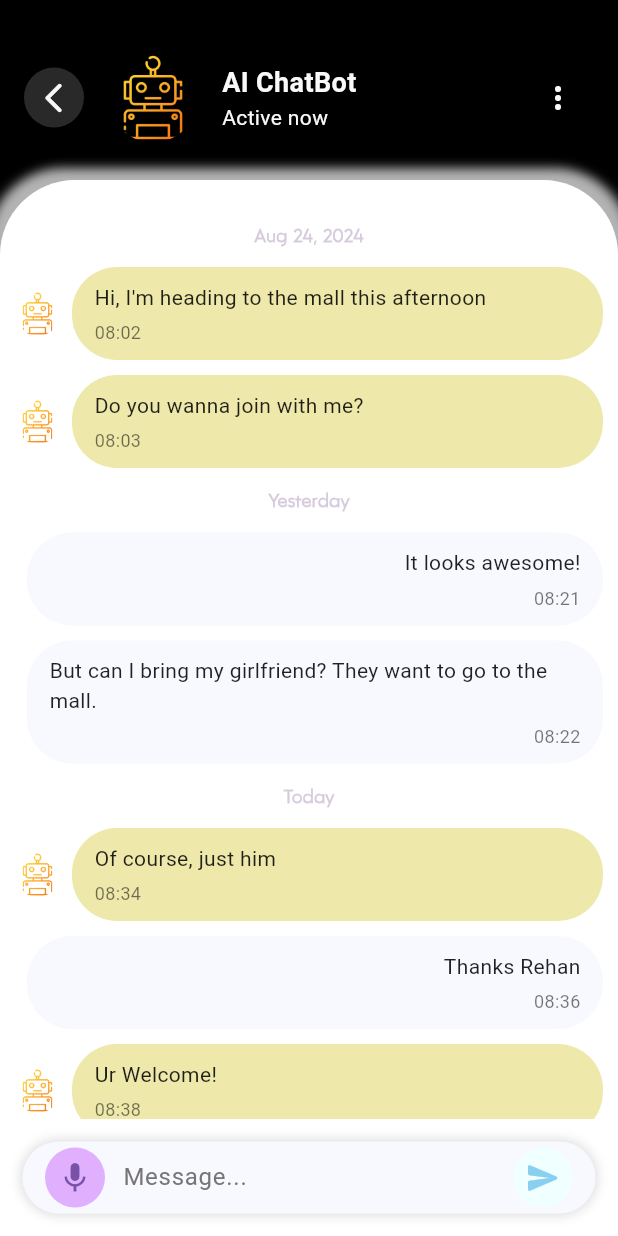
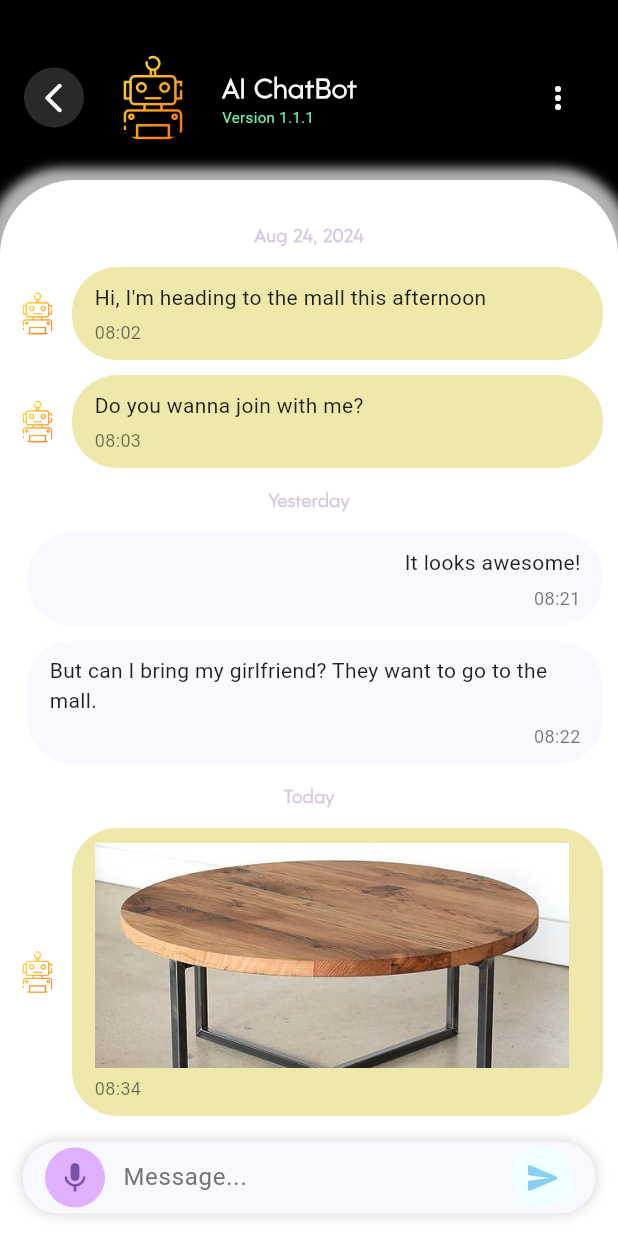
Before and after one commit to rupss14/slay, a Flutter app: the ChatPage screen opened directly, on a phone screen of 412 x 824 dp. Run offline on Flutter 3.47's test engine with Material 3 defaults, Android fonts, the light colour scheme and no system bars; our stand-ins replace animated_text_kit, flutter_slidable, fluttericon, image_picker; Roboto replaces fonts that are missing (OnboardingFont2).

Commit message:
initial commit

```diff
--- a/lib/main.dart
+++ b/lib/main.dart
@@ -4,6 +4,7 @@ import 'package:slay/screens/login_screen.dart';
 import 'package:slay/screens/my_bag_screen.dart';
 import 'package:slay/screens/register_screen.dart';
 import 'package:slay/screens/onboarding_screen.dart';
+import 'package:slay/screens/shipment_page.dart';
 import 'package:slay/screens/splash_screen.dart';
 
 void main(){
@@ -21,7 +22,7 @@ class MyApp extends StatelessWidget {
       theme: ThemeData(
         primaryColor:Color(0xFF4a790),
       ),
-      home: MyBagScreen(),
+      home: ChatPage(),
     );
   }
 }
--- a/lib/screens/chatbot_page.dart
+++ b/lib/screens/chatbot_page.dart
@@ -1,6 +1,7 @@
 import 'package:flutter/cupertino.dart';
 import 'package:flutter/material.dart';
 import 'package:intl/intl.dart';
+import 'dart:async';
 
 class ChatPage extends StatefulWidget {
   @override
@@ -13,46 +14,82 @@ class _ChatPageState extends State<ChatPage> {
     {
       "text": "Hi, I'm heading to the mall this afternoon",
       "isUser": false,
-      "date": DateFormat('yyyy-MM-dd').format(DateTime.now().subtract(Duration(days: 2))), // Date added
+      "date": DateFormat('yyyy-MM-dd').format(DateTime.now().subtract(Duration(days: 2))),
       "time": "08:02"
     },
     {
       "text": "Do you wanna join with me?",
       "isUser": false,
-      "date": DateFormat('yyyy-MM-dd').format(DateTime.now().subtract(Duration(days: 2))), // Date added
+      "date": DateFormat('yyyy-MM-dd').format(DateTime.now().subtract(Duration(days: 2))),
       "time": "08:03"
     },
     {
       "text": "It looks awesome!",
       "isUser": true,
-      "date": DateFormat('yyyy-MM-dd').format(DateTime.now().subtract(Duration(days: 1))), // Date added
+      "date": DateFormat('yyyy-MM-dd').format(DateTime.now().subtract(Duration(days: 1))),
       "time": "08:21"
     },
     {
       "text": "But can I bring my girlfriend? They want to go to the mall.",
       "isUser": true,
-      "date": DateFormat('yyyy-MM-dd').format(DateTime.now().subtract(Duration(days: 1))), // Date added
+      "date": DateFormat('yyyy-MM-dd').format(DateTime.now().subtract(Duration(days: 1))),
       "time": "08:22"
     },
     {
       "text": "Of course, just him",
       "isUser": false,
-      "date": DateFormat('yyyy-MM-dd').format(DateTime.now()), // Date added
-      "time": "08:34"
+      "date": DateFormat('yyyy-MM-dd').format(DateTime.now()),
+      "time": "08:34",
+      "images": [
+        'assets/images/my_bag_images/coffee_table.jpg',
+        'assets/images/my_bag_images/chair_image.jpg',
+        'assets/images/my_bag_images/shelf.jpg',
+        'assets/images/my_bag_images/shelf.jpg',
+        'assets/images/my_bag_images/shelf.jpg',
+        'assets/images/my_bag_images/shelf.jpg'
+      ]
     },
     {
       "text": "Thanks Rehan",
       "isUser": true,
-      "date": DateFormat('yyyy-MM-dd').format(DateTime.now()), // Date added
+      "date": DateFormat('yyyy-MM-dd').format(DateTime.now()),
       "time": "08:36"
     },
     {
       "text": "Ur Welcome!",
       "isUser": false,
-      "date": DateFormat('yyyy-MM-dd').format(DateTime.now()), // Date added
+      "date": DateFormat('yyyy-MM-dd').format(DateTime.now()),
       "time": "08:38"
     },
   ];
+
+  late PageController _pageController; // PageController for PageView
+  late Timer _timer; // Timer for automatic sliding
+
+  @override
+  void initState() {
+    super.initState();
+    _pageController = PageController();
+    _startAutoSlide();
+  }
+
+  @override
+  void dispose() {
+    _pageController.dispose();
+    _timer.cancel();
+    super.dispose();
+  }
+
+  void _startAutoSlide() {
+    _timer = Timer.periodic(Duration(seconds: 3), (Timer timer) {
+      if (_pageController.hasClients) {
+        _pageController.nextPage(
+          duration: Duration(milliseconds: 300),
+          curve: Curves.easeInOut,
+        );
+      }
+    });
+  }
 
   void _sendMessage() {
     if (_controller.text.trim().isNotEmpty) {
@@ -60,7 +97,7 @@ class _ChatPageState extends State<ChatPage> {
         _messages.add({
           "text": _controller.text,
           "isUser": true,
-          "date": DateFormat('yyyy-MM-dd').format(DateTime.now()), // Date added
+          "date": DateFormat('yyyy-MM-dd').format(DateTime.now()),
           "time": TimeOfDay.now().format(context)
         });
         _controller.clear();
@@ -68,7 +105,6 @@ class _ChatPageState extends State<ChatPage> {
     }
   }
 
-  // Helper function to format dates
   String _formatDate(String date) {
     final today = DateFormat('yyyy-MM-dd').format(DateTime.now());
     final yesterday = DateFormat('yyyy-MM-dd').format(DateTime.now().subtract(Duration(days: 1)));
@@ -80,6 +116,17 @@ class _ChatPageState extends State<ChatPage> {
     } else {
       return DateFormat('MMM d, yyyy').format(DateTime.parse(date));
     }
+  }
+
+  void _showImageDialog(String imagePath) {
+    showDialog(
+      context: context,
+      builder: (BuildContext context) {
+        return Dialog(
+          child: Image.asset(imagePath, fit: BoxFit.cover),
+        );
+      },
+    );
   }
 
   @override
@@ -112,10 +159,10 @@ class _ChatPageState extends State<ChatPage> {
                 ),
                 boxShadow: [
                   BoxShadow(
-                    color: Colors.white.withOpacity(0.7), // Glow color
+                    color: Colors.white.withOpacity(0.7),
                     spreadRadius: 8,
                     blurRadius: 5,
-                    offset: Offset(0, 0), // Adjust the offset for different effects
+                    offset: Offset(0, 0),
                   ),
                 ],
               ),
@@ -124,7 +171,7 @@ class _ChatPageState extends State<ChatPage> {
                   // Expanded chat list
                   Expanded(
                     child: ListView.builder(
-                      padding: EdgeInsets.only(top: 20, bottom: 70), // Adjust bottom padding to fit the smaller input box
+                      padding: EdgeInsets.only(top: 20, bottom: 70),
                       itemCount: groupedMessages.keys.length,
                       itemBuilder: (context, index) {
                         String date = groupedMessages.keys.elementAt(index);
@@ -137,7 +184,7 @@ class _ChatPageState extends State<ChatPage> {
                               padding: EdgeInsets.symmetric(vertical: 8, horizontal: 8),
                               child: Center(
                                 child: Text(
-                                  _formatDate(date), // Display formatted date
+                                  _formatDate(date),
                                   style: TextStyle(
                                     color: Color(0xFFD6CADD),
                                     fontFamily: 'OnboardingFont2',
@@ -151,15 +198,20 @@ class _ChatPageState extends State<ChatPage> {
                               bool isUserMessage = message['isUser'];
                               return Padding(
                                 padding: EdgeInsets.symmetric(vertical: 5, horizontal: 10),
-                                child: Row(
+                                child: Column(
+                                  crossAxisAlignment: isUserMessage
+                                      ? CrossAxisAlignment.end
+                                      : CrossAxisAlignment.start,
+                                  children: [
+                                    Row(
                                       mainAxisAlignment: isUserMessage
                                           ? MainAxisAlignment.end
                                           : MainAxisAlignment.start,
                                       children: [
                                         if (!isUserMessage) // Image for received messages
                                           Container(
-                                        width: 30, // Reduced width
-                                        height: 30, // Reduced height
+                                            width: 30,
+                                            height: 30,
                                             decoration: BoxDecoration(
                                               shape: BoxShape.circle,
                                               image: DecorationImage(
@@ -168,7 +220,7 @@ class _ChatPageState extends State<ChatPage> {
                                               ),
                                             ),
                                           ),
-                                    SizedBox(width: 8), // Spacing between image and message
+                                        SizedBox(width: 8),
                                         Expanded(
                                           child: Container(
                                             constraints: BoxConstraints(
@@ -177,8 +229,8 @@ class _ChatPageState extends State<ChatPage> {
                                             padding: EdgeInsets.symmetric(horizontal: 15, vertical: 10),
                                             decoration: BoxDecoration(
                                               color: isUserMessage
-                                              ? Color(0xFFf8f8ff) // Light color for user messages
-                                              : Color(0xFFeee8aa), // Light color for received messages
+                                                  ? Color(0xFFf8f8ff)
+                                                  : Color(0xFFeee8aa),
                                               borderRadius: BorderRadius.only(
                                                 topLeft: Radius.circular(30),
                                                 topRight: Radius.circular(30),
@@ -195,6 +247,29 @@ class _ChatPageState extends State<ChatPage> {
                                                   ? CrossAxisAlignment.end
                                                   : CrossAxisAlignment.start,
                                               children: [
+                                                if (message.containsKey('images')) // Check for image keys
+                                                  Container(
+                                                    height: 150, // Adjust the height of the image slider
+                                                    child: PageView.builder(
+                                                      controller: _pageController,
+                                                      scrollDirection: Axis.horizontal,
+                                                      itemCount: message['images'].length,
+                                                      itemBuilder: (context, imageIndex) {
+                                                        return Padding(
+                                                          padding: EdgeInsets.only(right: 8),
+                                                          child: GestureDetector(
+                                                            onTap: () => _showImageDialog(message['images'][imageIndex]),
+                                                            child: Image.asset(
+                                                              message['images'][imageIndex],
+                                                              width: MediaQuery.of(context).size.width, // Full width
+                                                              fit: BoxFit.cover,
+                                                            ),
+                                                          ),
+                                                        );
+                                                      },
+                                                    ),
+                                                  ),
+                                                if (!message.containsKey('images'))
                                                   Text(
                                                     message['text'],
                                                     style: TextStyle(color: Colors.black87),
@@ -218,6 +293,8 @@ class _ChatPageState extends State<ChatPage> {
                                         ),
                                       ],
                                     ),
+                                  ],
+                                ),
                               );
                             }).toList(),
                           ],
@@ -228,7 +305,7 @@ class _ChatPageState extends State<ChatPage> {
 
                   // Input Area at the Bottom
                   Padding(
-                    padding: EdgeInsets.symmetric(horizontal: 15, vertical: 15), // Reduced vertical padding
+                    padding: EdgeInsets.symmetric(horizontal: 15, vertical: 15),
                     child: Container(
                       padding: EdgeInsets.symmetric(horizontal: 15),
                       decoration: BoxDecoration(
@@ -245,13 +322,11 @@ class _ChatPageState extends State<ChatPage> {
                       child: Row(
                         children: [
                           CircleAvatar(
-                            radius: 20, // Reduced radius for a smaller button
-                            backgroundColor:  Color(0xFFE0B0FF),
+                            radius: 20,
+                            backgroundColor: Color(0xFFE0B0FF),
                             child: IconButton(
-                              icon: Icon(Icons.mic, color:Color(0xFF7851A9)),
-                              onPressed:(){
-
-                              }
+                              icon: Icon(Icons.mic, color: Color(0xFF7851A9)),
+                              onPressed: () {},
                             ),
                           ),
                           Expanded(
@@ -260,13 +335,13 @@ class _ChatPageState extends State<ChatPage> {
                               decoration: InputDecoration(
                                 hintText: 'Message...',
                                 border: InputBorder.none,
-                                contentPadding: EdgeInsets.symmetric(horizontal: 12, vertical: 8), // Reduced vertical padding
+                                contentPadding: EdgeInsets.symmetric(horizontal: 12, vertical: 8),
                                 hintStyle: TextStyle(color: Colors.grey[600]),
                               ),
                             ),
                           ),
                           CircleAvatar(
-                            radius: 20, // Reduced radius for a smaller button
+                            radius: 20,
                             backgroundColor: Color(0xFFF0FFFF),
                             child: IconButton(
                               icon: Icon(Icons.send_rounded, color: Color(0xFF89CFF0)),
@@ -286,18 +361,18 @@ class _ChatPageState extends State<ChatPage> {
             top: 0,
             left: 0,
             right: 0,
-            height: 100, // Adjust height to fit your header
+            height: 100,
             child: Container(
               color: Color(0xFF000000),
               padding: EdgeInsets.only(top: 30, left: 16, right: 16),
               child: Row(
                 children: [
                   Container(
-                    width: 40, // Width of the circle
-                    height: 40, // Height of the circle
+                    width: 40,
+                    height: 40,
                     decoration: BoxDecoration(
                       shape: BoxShape.circle,
-                      color: Color(0xFF292929), // Light background color for the circle
+                      color: Color(0xFF292929),
                     ),
                     child: IconButton(
                       icon: Icon(Icons.arrow_back_ios_rounded, color: Color(0xFFf9f9f9)),
@@ -306,10 +381,10 @@ class _ChatPageState extends State<ChatPage> {
                       },
                     ),
                   ),
-                  SizedBox(width: 16), // Adjusted space to shift content right
+                  SizedBox(width: 16),
                   Container(
-                    width: 60, // Adjust the width
-                    height: 60, // Adjust the height
+                    width: 60,
+                    height: 60,
                     decoration: BoxDecoration(
                       borderRadius: BorderRadius.circular(30),
                       image: DecorationImage(
@@ -318,7 +393,7 @@ class _ChatPageState extends State<ChatPage> {
                       ),
                     ),
                   ),
-                  SizedBox(width: 16), // Space between image and name
+                  SizedBox(width: 16),
                   Expanded(
                     child: Column(
                       crossAxisAlignment: CrossAxisAlignment.start,
@@ -326,11 +401,11 @@ class _ChatPageState extends State<ChatPage> {
                       children: [
                         Text(
                           'AI ChatBot',
-                          style: TextStyle(color: Color(0xFFf9f9f9), fontSize: 18, fontWeight: FontWeight.bold),
+                          style: TextStyle(color: Color(0xFFf9f9f9), fontFamily:'OnBoardingFont2',fontSize: 18, fontWeight: FontWeight.bold),
                         ),
                         Text(
-                          'Active now',
-                          style: TextStyle(color: Color(0xFFf9f9f9), fontSize: 14),
+                          'Version 1.1.1',
+                          style: TextStyle(color: Colors.greenAccent, fontSize: 10),
                         ),
                       ],
                     ),
```
Also changed, not shown: lib/screens/my_bag_screen.dart (+11 -4 lines), lib/screens/payment_page.dart (added, +253 -0 lines), lib/screens/shipment_page.dart (added, +137 -0 lines). Lines whose indentation alone changed are shown as unchanged.
